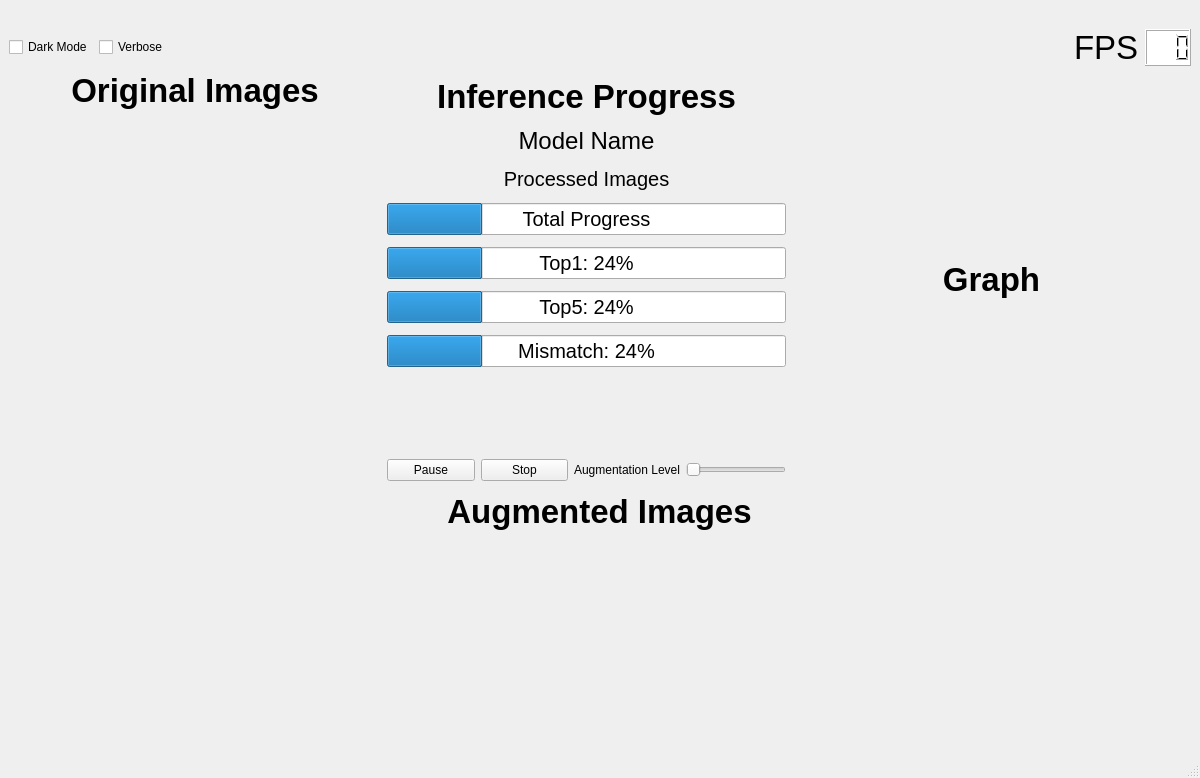
Old version of the form inference_viewer.ui in the repository kiritigowda/MIVisionX-Validation-Tool.
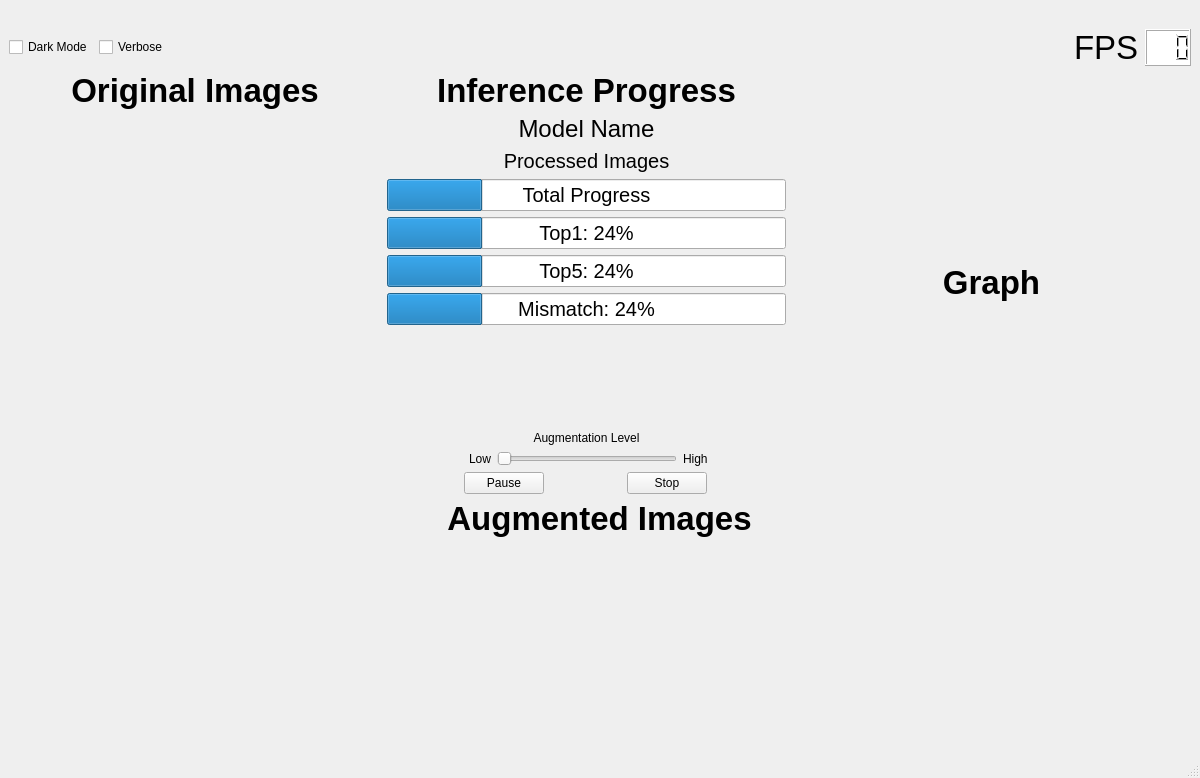
New version of the form. Icons and pictures are not drawn.

Commit message:
H/display gui (#16)
* slider changed / count bug fix

* slide function added / graph color change

The edit to the form file:
```diff
--- a/inference_viewer.ui
+++ b/inference_viewer.ui
@@ -143,7 +143,7 @@
      </layout>
     </item>
     <item>
-     <layout class="QHBoxLayout" name="horizontalLayout">
+     <layout class="QHBoxLayout" name="horizontalLayout_8">
       <item>
        <layout class="QVBoxLayout" name="verticalLayout_4">
         <item>
@@ -350,7 +350,7 @@
        </layout>
       </item>
       <item>
-       <layout class="QVBoxLayout" name="verticalLayout" stretch="0,0,0,0,0,0,0,0,0">
+       <layout class="QVBoxLayout" name="verticalLayout">
         <item>
          <widget class="QLabel" name="progTitle_label">
           <property name="sizePolicy">
@@ -538,36 +538,35 @@
           <property name="sizeHint" stdset="0">
            <size>
             <width>20</width>
-            <height>80</height>
+            <height>100</height>
            </size>
           </property>
          </spacer>
         </item>
         <item>
-         <layout class="QHBoxLayout" name="horizontalLayout_3">
+         <widget class="QLabel" name="level_label">
+          <property name="text">
+           <string>Augmentation Level</string>
+          </property>
+          <property name="alignment">
+           <set>Qt::AlignCenter</set>
+          </property>
+         </widget>
+        </item>
+        <item>
+         <layout class="QHBoxLayout" name="horizontalLayout">
           <item>
-           <widget class="QPushButton" name="pause_pushButton">
+           <widget class="QLabel" name="low_label">
             <property name="text">
-             <string>Pause</string>
+             <string>Low</string>
             </property>
-           </widget>
-          </item>
-          <item>
-           <widget class="QPushButton" name="stop_pushButton">
-            <property name="text">
-             <string>Stop</string>
+            <property name="alignment">
+             <set>Qt::AlignRight|Qt::AlignTrailing|Qt::AlignVCenter</set>
             </property>
            </widget>
           </item>
           <item>
-           <widget class="QLabel" name="level_label">
-            <property name="text">
-             <string>Augmentation Level</string>
-            </property>
-           </widget>
-          </item>
-          <item>
-           <widget class="QSlider" name="horizontalSlider">
+           <widget class="QSlider" name="level_slider">
             <property name="sizePolicy">
              <sizepolicy hsizetype="Fixed" vsizetype="Fixed">
               <horstretch>0</horstretch>
@@ -576,7 +575,7 @@
             </property>
             <property name="minimumSize">
              <size>
-              <width>100</width>
+              <width>180</width>
               <height>0</height>
              </size>
             </property>
@@ -588,6 +587,52 @@
             </property>
             <property name="orientation">
              <enum>Qt::Horizontal</enum>
+            </property>
+            <property name="tickPosition">
+             <enum>QSlider::NoTicks</enum>
+            </property>
+           </widget>
+          </item>
+          <item>
+           <widget class="QLabel" name="high_label">
+            <property name="text">
+             <string>High</string>
+            </property>
+            <property name="alignment">
+             <set>Qt::AlignLeading|Qt::AlignLeft|Qt::AlignVCenter</set>
+            </property>
+           </widget>
+          </item>
+         </layout>
+        </item>
+        <item>
+         <layout class="QHBoxLayout" name="horizontalLayout_3">
+          <item>
+           <widget class="QPushButton" name="pause_pushButton">
+            <property name="sizePolicy">
+             <sizepolicy hsizetype="Fixed" vsizetype="Fixed">
+              <horstretch>0</horstretch>
+              <verstretch>0</verstretch>
+             </sizepolicy>
+            </property>
+            <property name="text">
+             <string>Pause</string>
+            </property>
+           </widget>
+          </item>
+          <item>
+           <widget class="QPushButton" name="stop_pushButton">
+            <property name="sizePolicy">
+             <sizepolicy hsizetype="Fixed" vsizetype="Fixed">
+              <horstretch>0</horstretch>
+              <verstretch>0</verstretch>
+             </sizepolicy>
+            </property>
+            <property name="text">
+             <string>Stop</string>
+            </property>
+            <property name="flat">
+             <bool>false</bool>
             </property>
            </widget>
           </item>
```
Left out of the diff: 2 changed lines with no effect on the pictures. The commit also changes 2 other files.
